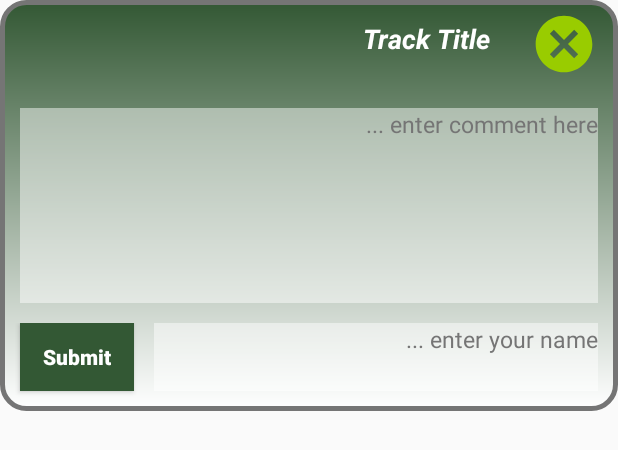
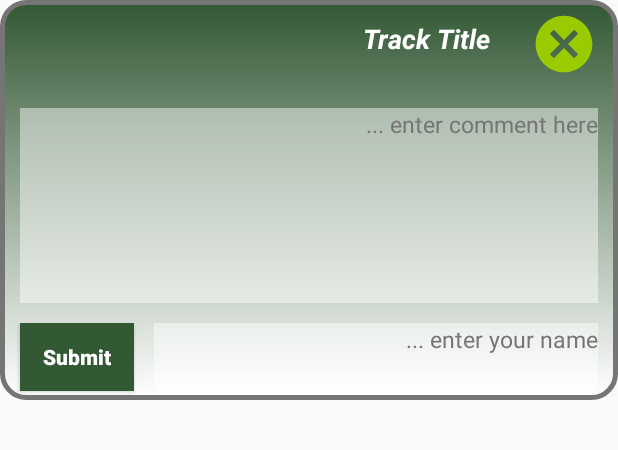
Before and after one commit to owisezoubi/RadioApplication, an Android app: the layout dialog_add_comment.xml on its own in the app's theme, with its tools: preview values and no code run, on a phone screen of 412 x 824 dp. Shown: the top 450 px of the screen. Run offline under Robolectric (Android 15) with nearby library versions, the phone set to English and light mode, and no system bars.

Commit message:
start of comment submit dialog ...

```diff
--- a/app/src/main/res/layout/dialog_add_comment.xml
+++ b/app/src/main/res/layout/dialog_add_comment.xml
@@ -55,7 +55,7 @@
 
         <LinearLayout
             android:layout_width="match_parent"
-            android:layout_height="wrap_content"
+            android:layout_height="@dimen/_160sdp"
             android:orientation="vertical">
 
 
@@ -106,7 +106,7 @@
                     android:layout_gravity="end"
                     android:layout_marginStart="@dimen/_10sdp"
                     android:layout_marginEnd="@dimen/_10sdp"
-                    android:layout_marginBottom="@dimen/_10sdp"
+                    android:layout_marginBottom="@dimen/_150sdp"
                     android:layout_width="match_parent"
                     android:text="@string/btn_submit_comment"
                     android:textAllCaps="false"
```
